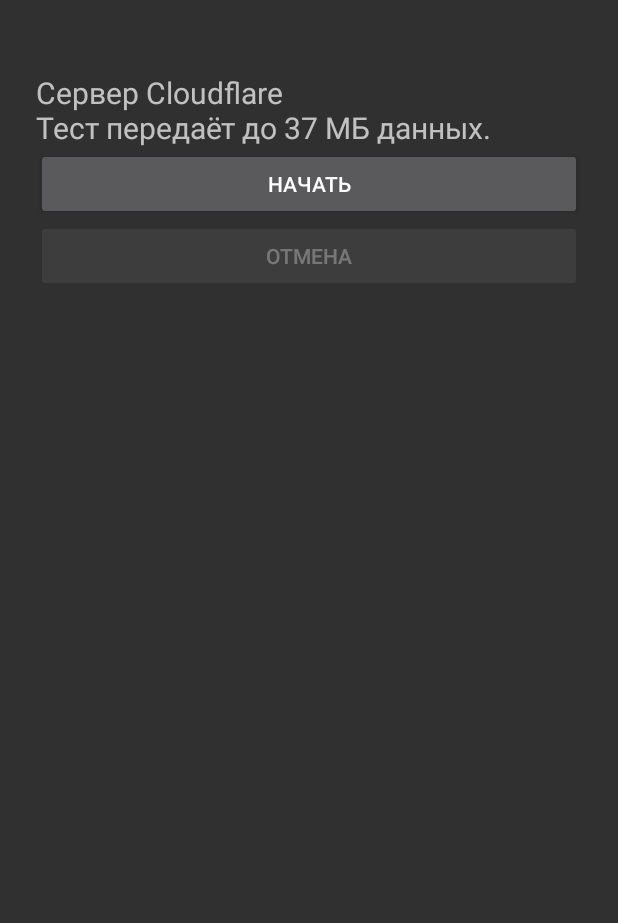
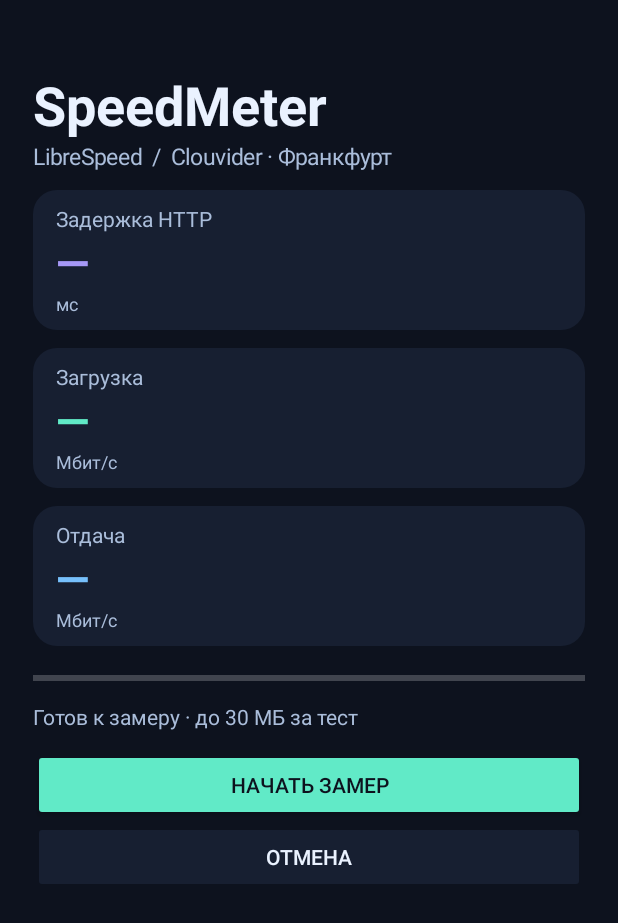
Before and after one commit to Infern0s/SpeedMeter, an Android app: the screen it shows after launch (MainActivity), on a phone screen of 412 x 824 dp. Shown: the top 923 px of the screen. Run offline under Robolectric (Android 15) with nearby library versions, the phone set to English and light mode, and no system bars.

Commit message:
Switch to LibreSpeed and refresh both app interfaces

```diff
--- a/android/src/main/AndroidManifest.xml
+++ b/android/src/main/AndroidManifest.xml
@@ -1,5 +1,5 @@
-<manifest xmlns:android="http://schemas.android.com/apk/res/android" package="local.speedmeter">
-    <uses-sdk android:minSdkVersion="23" android:targetSdkVersion="35" />
+<manifest xmlns:android="http://schemas.android.com/apk/res/android" package="local.speedmeter" android:versionCode="2" android:versionName="1.1">
+    <uses-sdk android:minSdkVersion="23" android:targetSdkVersion="34" />
     <uses-permission android:name="android.permission.INTERNET" />
     <application android:label="Замер скорости" android:theme="@android:style/Theme.Material.NoActionBar" android:allowBackup="false" android:usesCleartextTraffic="false">
         <activity android:name=".MainActivity" android:exported="true">
--- a/android/src/main/java/local/speedmeter/MainActivity.java
+++ b/android/src/main/java/local/speedmeter/MainActivity.java
@@ -2,6 +2,12 @@ package local.speedmeter;
 
 import android.app.Activity;
 import android.os.Bundle;
+import android.content.res.ColorStateList;
+import android.graphics.Color;
+import android.graphics.Typeface;
+import android.graphics.drawable.GradientDrawable;
+import android.widget.ProgressBar;
+import android.widget.ScrollView;
 import android.os.SystemClock;
 import android.widget.Button;
 import android.widget.LinearLayout;
@@ -19,34 +25,60 @@ import java.util.concurrent.ExecutorService;
 import java.util.concurrent.Executors;
 
 public final class MainActivity extends Activity {
-    private static final String SERVER = "https://speed.cloudflare.com/";
+    private static final String SERVER = "https://fra.speedtest.clouvider.net/backend/";
     private final ExecutorService worker = Executors.newSingleThreadExecutor();
     private TextView status;
     private Button start;
     private Button stop;
     private volatile boolean cancelled;
-    private volatile HttpURLConnection connection;
+    private ProgressBar progress;
+    private TextView latencyValue, downloadValue, uploadValue;
+    private static final int INK = Color.rgb(13, 18, 30);
+    private static final int CARD = Color.rgb(23, 31, 49);
+    private static final int TEXT = Color.rgb(234, 242, 255);
+    private static final int MUTED = Color.rgb(170, 189, 218);
+    private static final int MINT = Color.rgb(97, 234, 199);
 
     @Override public void onCreate(Bundle saved) {
         super.onCreate(saved);
+        getWindow().setStatusBarColor(INK);
+        getWindow().setNavigationBarColor(INK);
+        ScrollView scroll = new ScrollView(this);
+        scroll.setFillViewport(true);
+        scroll.setBackgroundColor(INK);
         LinearLayout layout = new LinearLayout(this);
         layout.setOrientation(LinearLayout.VERTICAL);
-        int pad = (int) (24 * getResources().getDisplayMetrics().density);
-        layout.setPadding(pad, pad * 2, pad, pad);
-        status = new TextView(this);
-        status.setTextSize(20);
-        status.setText("Сервер Cloudflare\nТест передаёт до 37 МБ данных.");
+        layout.setPadding(dp(22), dp(45), dp(22), dp(24));
+        scroll.addView(layout);
+        layout.addView(label("SpeedMeter", 36, TEXT, true));
+        layout.addView(label("LibreSpeed  /  Clouvider · Франкфурт", 15, MUTED, false));
+        latencyValue = metric(layout, "Задержка HTTP", "мс", Color.rgb(166, 152, 246));
+        downloadValue = metric(layout, "Загрузка", "Мбит/с", MINT);
+        uploadValue = metric(layout, "Отдача", "Мбит/с", Color.rgb(119, 192, 252));
+        progress = new ProgressBar(this, null, android.R.attr.progressBarStyleHorizontal);
+        progress.setMax(100);
+        progress.setProgressTintList(ColorStateList.valueOf(MINT));
+        LinearLayout.LayoutParams meter = new LinearLayout.LayoutParams(-1, dp(12));
+        meter.topMargin = dp(15);
+        layout.addView(progress, meter);
+        status = label("Готов к замеру · до 30 МБ за тест", 14, MUTED, false);
+        status.setPadding(0, dp(10), 0, dp(12));
+        layout.addView(status);
         start = new Button(this);
-        start.setText("Начать");
+        start.setText("Начать замер");
+        start.setTextColor(INK);
+        start.setBackgroundTintList(ColorStateList.valueOf(MINT));
         stop = new Button(this);
         stop.setText("Отмена");
+        stop.setTextColor(TEXT);
+        stop.setBackgroundTintList(ColorStateList.valueOf(CARD));
         stop.setEnabled(false);
-        layout.addView(status);
         layout.addView(start);
         layout.addView(stop);
-        setContentView(layout);
+        setContentView(scroll);
         start.setOnClickListener(v -> {
             cancelled = false;
+            latencyValue.setText("—"); downloadValue.setText("—"); uploadValue.setText("—");
             start.setEnabled(false);
             stop.setEnabled(true);
             worker.execute(this::measure);
@@ -58,18 +90,59 @@ public final class MainActivity extends Activity {
         });
     }
 
-    private void show(String value) {
-        runOnUiThread(() -> { if (!isDestroyed() && !cancelled) status.setText(value); });
+    private int dp(int value) {
+        return Math.round(value * getResources().getDisplayMetrics().density);
     }
 
+    private TextView label(String text, int size, int color, boolean bold) {
+        TextView view = new TextView(this);
+        view.setText(text);
+        view.setTextSize(size);
+        view.setTextColor(color);
+        if (bold) view.setTypeface(Typeface.DEFAULT, Typeface.BOLD);
+        return view;
+    }
+
+    private TextView metric(LinearLayout layout, String title, String unit, int accent) {
+        LinearLayout card = new LinearLayout(this);
+        card.setOrientation(LinearLayout.VERTICAL);
+        card.setPadding(dp(15), dp(9), dp(15), dp(9));
+        GradientDrawable background = new GradientDrawable();
+        background.setColor(CARD);
+        background.setCornerRadius(dp(16));
+        card.setBackground(background);
+        LinearLayout.LayoutParams bounds = new LinearLayout.LayoutParams(-1, -2);
+        bounds.topMargin = dp(12);
+        layout.addView(card, bounds);
+        card.addView(label(title, 14, MUTED, false));
+        TextView value = label("—", 29, accent, true);
+        value.setContentDescription(title + ", " + unit);
+        card.addView(value);
+        card.addView(label(unit, 12, MUTED, false));
+        return value;
+    }
+
+    private void updateProgress(int value) {
+        if (android.os.Build.VERSION.SDK_INT >= 24) progress.setProgress(value, true);
+        else progress.setProgress(value);
+    }
+
+    private void show(String message, int step, TextView metric, String value) {
+        runOnUiThread(() -> {
+            if (isDestroyed() || cancelled) return;
+            status.setText(message);
+            updateProgress(step);
+            if (metric != null) metric.setText(value);
+        });
+    }
     private void check() throws IOException {
         if (cancelled || Thread.currentThread().isInterrupted()) throw new IOException("Замер остановлен.");
     }
 
     private long transfer(String path, byte[] upload) throws IOException {
         check();
-        HttpURLConnection request = (HttpURLConnection) new URL(SERVER + path + "&nonce=" + UUID.randomUUID()).openConnection();
-        connection = request;
+        HttpURLConnection request = (HttpURLConnection) new URL(SERVER + path + (path.endsWith("?") ? "" : "&") + "nonce=" + UUID.randomUUID()).openConnection();
+
         request.setConnectTimeout(8000);
         request.setReadTimeout(8000);
         request.setUseCaches(false);
@@ -77,6 +150,7 @@ public final class MainActivity extends Activity {
         try {
             if (upload != null) {
                 request.setRequestMethod("POST");
+                request.setRequestProperty("Content-Type", "application/octet-stream");
                 request.setDoOutput(true);
                 request.setFixedLengthStreamingMode(upload.length);
                 try (OutputStream out = request.getOutputStream()) {
@@ -101,7 +175,7 @@ public final class MainActivity extends Activity {
             }
             return count;
         } finally {
-            connection = null;
+
             request.disconnect();
         }
     }
@@ -109,34 +183,38 @@ public final class MainActivity extends Activity {
     private void measure() {
         String result;
         try {
-            show("Измерение задержки…");
+            show("Измерение задержки…", 12, null, null);
             long[] samples = new long[5];
             for (int i = 0; i < 6; i++) {
                 long started = SystemClock.elapsedRealtime();
-                transfer("__down?bytes=1", null);
+                transfer("empty.php?", null);
                 if (i > 0) samples[i - 1] = SystemClock.elapsedRealtime() - started;
             }
             Arrays.sort(samples);
-            String ping = "Задержка HTTP: " + samples[2] + " мс";
-            show(ping + "\nЗагрузка…");
+
+            show("Загрузка…", 43, latencyValue, Long.toString(samples[2]));
             long started = SystemClock.elapsedRealtime();
-            long received = transfer("__down?bytes=25000000", null);
-            if (received != 25000000) throw new IOException("Сервер вернул неполный объём данных.");
+            long received = transfer("garbage.php?ckSize=24", null);
+            if (received != 25165824) throw new IOException("Сервер вернул неполный объём данных.");
             double down = rate(received, started);
-            String partial = String.format(Locale.getDefault(), "%s\nЗагрузка: %.1f Мбит/с", ping, down);
-            show(partial + "\nОтдача…");
-            byte[] payload = new byte[12000000];
+
+            show("Отдача…", 76, downloadValue, String.format(Locale.getDefault(), "%.1f", down));
+            byte[] payload = new byte[4000000];
             new Random().nextBytes(payload);
             started = SystemClock.elapsedRealtime();
-            transfer("__up?test=1", payload);
-            result = String.format(Locale.getDefault(), "%s\nОтдача: %.1f Мбит/с", partial, rate(payload.length, started));
+            transfer("empty.php?", payload);
+            show("Замер завершён", 100, uploadValue, String.format(Locale.getDefault(), "%.1f", rate(payload.length, started)));
+            result = null;
         } catch (IOException | RuntimeException e) {
             result = "Замер не завершён.\n" + e.getMessage();
         }
         String finalResult = result;
         runOnUiThread(() -> {
             if (isDestroyed()) return;
-            status.setText(cancelled ? "Замер остановлен." : finalResult);
+            if (cancelled || finalResult != null) {
+                status.setText(cancelled ? "Замер остановлен." : finalResult);
+                updateProgress(0);
+            }
             start.setEnabled(true);
             stop.setEnabled(false);
         });
```
Also changed, not shown: 2 other files.
